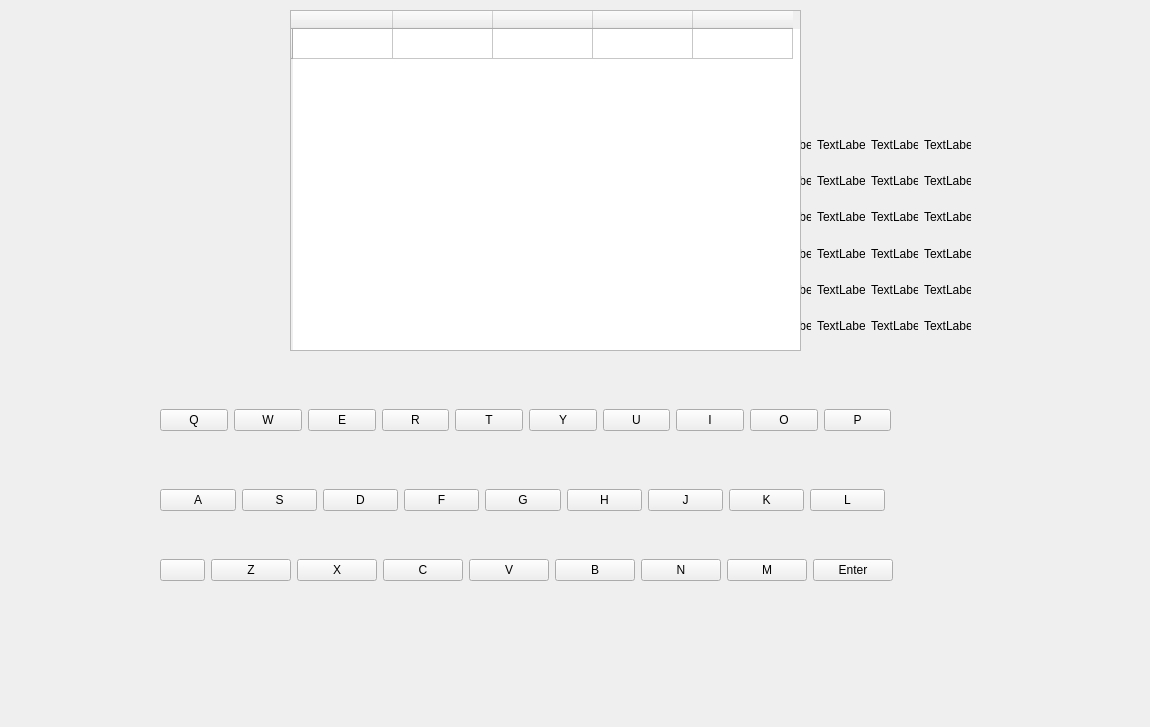
This is src/view/SomethingNew.ui in wgeis/Wordle as Qt 5 draws it before an edit. The edited form follows.
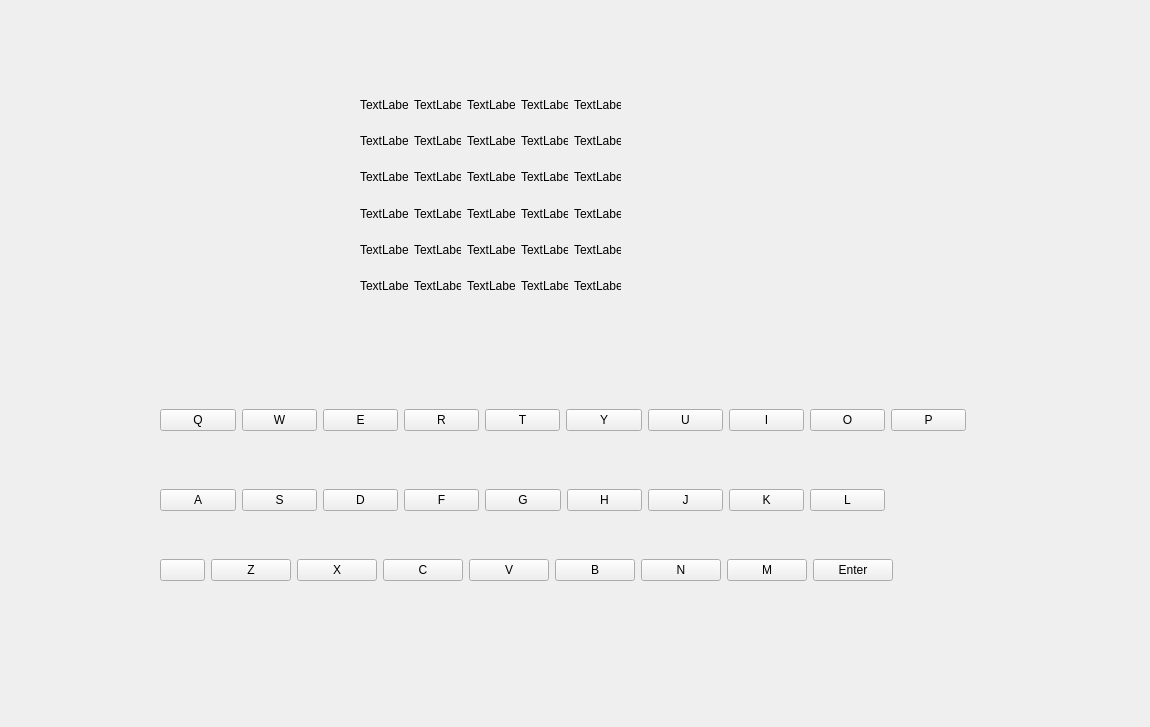
This is the edited form. Icons and pictures are not drawn.

Commit message: Branching out - I want to try something radical.

```diff
--- a/src/view/SomethingNew.ui
+++ b/src/view/SomethingNew.ui
@@ -17,8 +17,8 @@
    <widget class="QWidget" name="gridLayoutWidget">
     <property name="geometry">
      <rect>
-      <x>710</x>
-      <y>130</y>
+      <x>360</x>
+      <y>90</y>
       <width>261</width>
       <height>211</height>
      </rect>
@@ -244,7 +244,7 @@
      <rect>
       <x>160</x>
       <y>380</y>
-      <width>731</width>
+      <width>806</width>
       <height>80</height>
      </rect>
     </property>
@@ -487,46 +487,6 @@
      </item>
     </layout>
    </widget>
-   <widget class="QTableWidget" name="tableWidget">
-    <property name="geometry">
-     <rect>
-      <x>290</x>
-      <y>10</y>
-      <width>511</width>
-      <height>341</height>
-     </rect>
-    </property>
-    <row>
-     <property name="text">
-      <string/>
-     </property>
-    </row>
-    <column>
-     <property name="text">
-      <string/>
-     </property>
-    </column>
-    <column>
-     <property name="text">
-      <string/>
-     </property>
-    </column>
-    <column>
-     <property name="text">
-      <string/>
-     </property>
-    </column>
-    <column>
-     <property name="text">
-      <string/>
-     </property>
-    </column>
-    <column>
-     <property name="text">
-      <string/>
-     </property>
-    </column>
-   </widget>
   </widget>
  </widget>
  <resources/>
```
Left out of the diff: 14 changed lines with no effect on the pictures. The commit also changes 1 other file.
